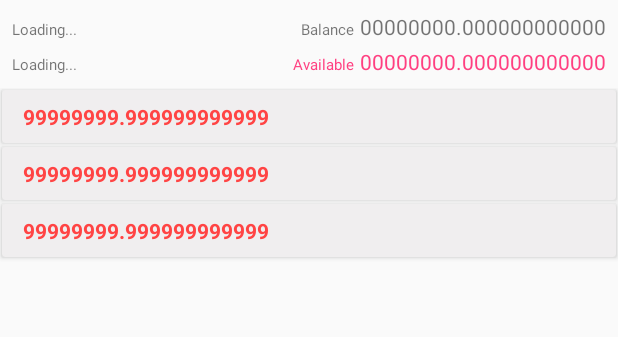
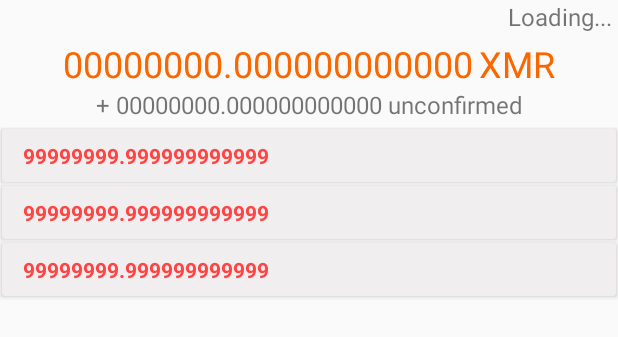
Before and after one commit to m2049r/xmrwallet, an Android app: the layout wallet_fragment.xml on its own in the app's theme, with its tools: preview values and no code run, on a phone screen of 412 x 824 dp. Shown: the top 337 px of the screen. Run offline under Robolectric (Android 15) with nearby library versions, the phone set to English and light mode, and no system bars.

Commit message:
simple layout minimum number of decimal places progress at top

```diff
--- a/app/src/main/res/layout/wallet_fragment.xml
+++ b/app/src/main/res/layout/wallet_fragment.xml
@@ -5,111 +5,121 @@
     android:layout_height="match_parent"
     android:orientation="vertical">
 
-    <android.support.constraint.ConstraintLayout
-        xmlns:app="http://schemas.android.com/apk/res-auto"
+    <android.support.constraint.ConstraintLayout xmlns:app="http://schemas.android.com/apk/res-auto"
         xmlns:tools="http://schemas.android.com/tools"
         android:layout_width="match_parent"
         android:layout_height="wrap_content"
-        android:layout_marginBottom="8dp">
-
-        <TextView
-            android:id="@+id/tvBalanceLabel"
-            android:layout_width="wrap_content"
-            android:layout_height="wrap_content"
-            android:layout_marginEnd="4dp"
-            android:text="@string/label_balance"
-            android:textSize="10sp"
-            app:layout_constraintBaseline_toBaselineOf="@+id/tvBalance"
-            app:layout_constraintRight_toLeftOf="@+id/tvBalance" />
-
-        <TextView
-            android:id="@+id/tvBalance"
-            android:layout_width="wrap_content"
-            android:layout_height="wrap_content"
-            android:layout_marginEnd="8dp"
-            android:layout_marginTop="8dp"
-            android:text="00000000.000000000000"
-            app:layout_constraintRight_toRightOf="parent"
-            app:layout_constraintTop_toTopOf="parent" />
-
-        <TextView
-            android:id="@+id/tvUnlockedBalanceLabel"
-            android:layout_width="wrap_content"
-            android:layout_height="wrap_content"
-            android:layout_marginEnd="4dp"
-            android:text="@string/label_unlockedBalance"
-            android:textColor="@color/colorAccent"
-            android:textSize="10sp"
-            app:layout_constraintBaseline_toBaselineOf="@+id/tvUnlockedBalance"
-            app:layout_constraintRight_toLeftOf="@+id/tvUnlockedBalance" />
-
-        <TextView
-            android:id="@+id/tvUnlockedBalance"
-            android:layout_width="wrap_content"
-            android:layout_height="wrap_content"
-            android:layout_marginTop="4dp"
-            android:text="00000000.000000000000"
-            android:textColor="@color/colorAccent"
-            app:layout_constraintRight_toRightOf="@+id/tvBalance"
-            app:layout_constraintTop_toBottomOf="@+id/tvBalance" />
-
-        <TextView
-            android:id="@+id/tvConnectionStatus"
-            android:layout_width="wrap_content"
-            android:layout_height="wrap_content"
-            android:layout_marginStart="8dp"
-            android:layout_marginTop="8dp"
-            android:text="Loading..."
-            android:textSize="10sp"
-            app:layout_constraintLeft_toLeftOf="parent"
-            app:layout_constraintBaseline_toBaselineOf="@+id/tvBalance" />
+        android:layout_marginBottom="4sp"
+        android:layout_marginLeft="4sp"
+        android:layout_marginRight="4sp">
 
         <TextView
             android:id="@+id/tvBlockHeightProgress"
             android:layout_width="wrap_content"
             android:layout_height="wrap_content"
-            android:layout_marginStart="8dp"
-            android:layout_marginTop="8dp"
             android:text="Loading..."
-            android:textSize="10sp"
+            android:textSize="16sp"
+            app:layout_constraintRight_toRightOf="parent"
+            app:layout_constraintTop_toTopOf="parent" />
+
+        <android.support.constraint.ConstraintLayout xmlns:app="http://schemas.android.com/apk/res-auto"
+            xmlns:tools="http://schemas.android.com/tools"
+            android:id="@+id/clProgress"
+            android:layout_width="0dp"
+            android:layout_height="wrap_content"
+            android:visibility="gone"
+            app:layout_constraintTop_toTopOf="parent"
             app:layout_constraintLeft_toLeftOf="parent"
-            app:layout_constraintBaseline_toBaselineOf="@+id/tvUnlockedBalance"/>
+            app:layout_constraintRight_toRightOf="parent">
 
-    </android.support.constraint.ConstraintLayout>
-
-    <LinearLayout
-        android:id="@+id/llProgress"
-        android:layout_width="match_parent"
+            <ProgressBar
+                android:id="@+id/pbProgress"
+                style="@android:style/Widget.ProgressBar.Horizontal"
+                android:layout_width="0dp"
                 android:layout_height="wrap_content"
-        android:layout_marginBottom="8dp"
-        android:layout_marginTop="8dp"
-        android:gravity="center"
-        android:orientation="vertical"
-        android:visibility="gone">
+                android:progress="0"
+                app:layout_constraintBottom_toBottomOf="parent"
+                app:layout_constraintLeft_toLeftOf="parent"
+                app:layout_constraintRight_toRightOf="parent" />
 
             <TextView
                 android:id="@+id/tvProgress"
                 android:layout_width="wrap_content"
                 android:layout_height="wrap_content"
                 android:text="Loading..."
+                android:textSize="16sp"
+                android:textColor="@color/white"
+                app:layout_constraintBottom_toBottomOf="parent"
+                app:layout_constraintLeft_toLeftOf="parent"
+                app:layout_constraintRight_toRightOf="parent" />
+        </android.support.constraint.ConstraintLayout>
+
+        <LinearLayout
+            android:id="@+id/llBalance"
+            android:layout_width="wrap_content"
+            android:layout_height="wrap_content"
+            android:layout_marginTop="4dp"
+            android:orientation="horizontal"
+            app:layout_constraintLeft_toLeftOf="parent"
+            app:layout_constraintRight_toRightOf="parent"
+            app:layout_constraintTop_toBottomOf="@+id/tvBlockHeightProgress">
+
+            <TextView
+                android:id="@+id/tvBalance"
+                android:layout_width="wrap_content"
+                android:layout_height="wrap_content"
+                android:text="00000000.000000000000"
+                android:textColor="@color/moneroOrange"
+                android:textSize="24sp" />
+
+            <TextView
+                android:layout_width="wrap_content"
+                android:layout_height="wrap_content"
+                android:layout_marginStart="4sp"
+                android:text="@string/label_xmr"
+                android:textColor="@color/moneroOrange"
+                android:textSize="24sp" />
+        </LinearLayout>
+
+        <LinearLayout
+            android:id="@+id/llUnconfirmedAmount"
+            android:layout_width="wrap_content"
+            android:layout_height="wrap_content"
+            android:orientation="horizontal"
+            android:visibility="visible"
+            app:layout_constraintLeft_toLeftOf="parent"
+            app:layout_constraintRight_toRightOf="parent"
+            app:layout_constraintTop_toBottomOf="@+id/llBalance">
+
+            <TextView
+                android:layout_width="wrap_content"
+                android:layout_height="wrap_content"
+                android:layout_marginEnd="4sp"
+                android:text="+"
                 android:textSize="16sp" />
 
-        <ProgressBar
-            android:id="@+id/pbProgress"
-            style="@android:style/Widget.ProgressBar.Horizontal"
-            android:layout_width="match_parent"
+            <TextView
+                android:id="@+id/tvUnconfirmedAmount"
+                android:layout_width="wrap_content"
                 android:layout_height="wrap_content"
-            android:progress="0" />
+                android:text="00000000.000000000000"
+                android:textSize="16sp" />
+
+            <TextView
+                android:layout_width="wrap_content"
+                android:layout_height="wrap_content"
+                android:layout_marginStart="4sp"
+                android:text="@string/label_unconfirmed_alance"
+                android:textSize="16sp" />
         </LinearLayout>
+    </android.support.constraint.ConstraintLayout>
 
-    <android.support.constraint.ConstraintLayout
-        xmlns:app="http://schemas.android.com/apk/res-auto"
+    <android.support.constraint.ConstraintLayout xmlns:app="http://schemas.android.com/apk/res-auto"
         xmlns:tools="http://schemas.android.com/tools"
         android:layout_width="match_parent"
         android:layout_height="match_parent">
 
-        <android.support.v7.widget.RecyclerView
-            xmlns:app="http://schemas.android.com/apk/res-auto"
+        <android.support.v7.widget.RecyclerView xmlns:app="http://schemas.android.com/apk/res-auto"
             xmlns:tools="http://schemas.android.com/tools"
             android:id="@+id/list"
             android:layout_width="0dp"
@@ -125,7 +135,6 @@
             android:id="@+id/bSend"
             android:layout_width="0dp"
             android:layout_height="wrap_content"
-            android:layout_marginBottom="8dp"
             android:background="@color/colorPrimary"
             android:enabled="true"
             android:text="@string/wallet_send_hint"
@@ -133,5 +142,7 @@
             app:layout_constraintBottom_toBottomOf="parent"
             app:layout_constraintLeft_toLeftOf="parent"
             app:layout_constraintRight_toRightOf="parent" />
+
     </android.support.constraint.ConstraintLayout>
+
 </LinearLayout>
--- a/app/src/main/res/values/colors.xml
+++ b/app/src/main/res/values/colors.xml
@@ -11,4 +11,7 @@
     <color name="tx_red">#ff4f41</color>
     <color name="tx_pending">#FF4081</color>
 
+    <color name="moneroOrange">#fa6600</color>
+    <color name="white">#ffffff</color>
+
 </resources>
--- a/app/src/main/res/values/strings.xml
+++ b/app/src/main/res/values/strings.xml
@@ -34,7 +34,9 @@
 
     <string name="title_amount">Amount</string>
     <string name="title_date">Date</string>
-    <string name="label_balance">Balance</string>
+    <string name="label_balance">Unconfirmed</string>
+    <string name="label_unconfirmed_alance">unconfirmed</string>
+    <string name="label_xmr">XMR</string>
     <string name="label_unlockedBalance">Available</string>
     <string name="label_transactions">Transactions</string>
     <string name="text_daemonConnected">Daemon connected!</string>
```
Also changed, not shown: app/src/main/java/com/m2049r/xmrwallet/WalletActivity.java (+8 -0 lines), app/src/main/java/com/m2049r/xmrwallet/WalletFragment.java (+49 -15 lines), app/src/main/res/layout/gen_review_fragment.xml (+17 -17 lines). Lines whose indentation alone changed are shown as unchanged.
